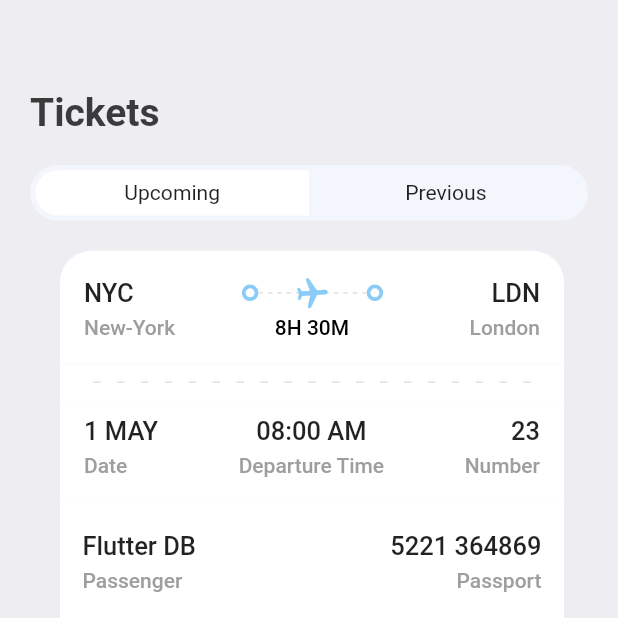
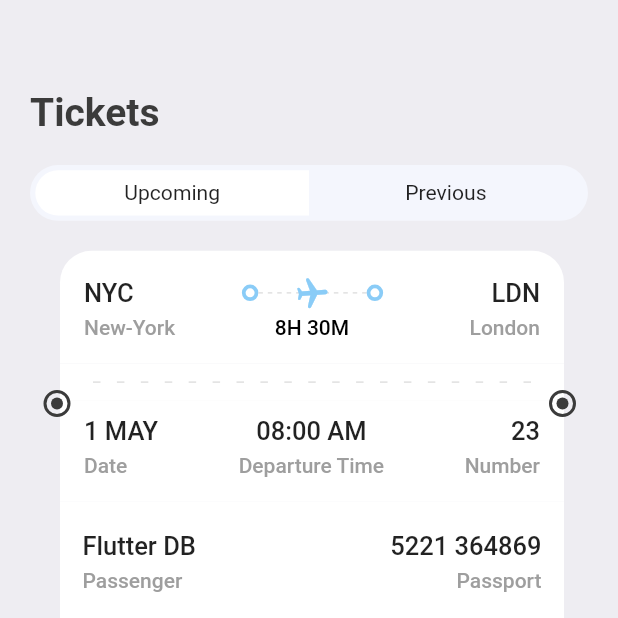
Before and after one commit to anzjoxavier/TicketBookingApp, a Flutter app: the screen it shows after launch, item 3 of the bottom bar chosen, on a phone screen of 412 x 824 dp, the top half of it. Run offline on Flutter 3.47's test engine with Material 2 defaults, Android fonts, the phone set to English and light mode, and no system bars; drawn by our look-alikes of barcode_widget; our stand-ins replace fluentui_icons, gap, get.

Commit message:
Last commit

```diff
--- a/lib/screens/bottom_bar.dart
+++ b/lib/screens/bottom_bar.dart
@@ -3,6 +3,7 @@ import 'package:flutter/material.dart';
 import 'package:flutter/src/widgets/framework.dart';
 import 'package:flutter/src/widgets/placeholder.dart';
 import 'package:ticketbooking/screens/home_screen.dart';
+import 'package:ticketbooking/screens/profile_screen.dart';
 import 'package:ticketbooking/screens/search_screen.dart';
 import 'package:ticketbooking/screens/ticket_screen.dart';
 
@@ -25,7 +26,7 @@ class _BottomBarState extends State<BottomBar> {
     const HomeScreen(),
     const SearchScreen(),
     const TicketScreen(),
-    const Text("Profile"),
+    const ProfileScreen(),
   ];
 
   @override
--- a/lib/screens/ticket_screen.dart
+++ b/lib/screens/ticket_screen.dart
@@ -113,6 +113,34 @@ class TicketScreen extends StatelessWidget {
 
 
           ],
+        ),
+        Positioned(
+          left: AppLayout.getHeight(29) ,
+          top:AppLayout.getHeight(260) ,
+          child: Container(
+            padding: const EdgeInsets.all(3),
+            decoration: BoxDecoration(shape: BoxShape.circle,border: Border.all(
+            color: Styles.textColor,width: 2
+          )),
+          child: CircleAvatar(
+            maxRadius: 4,
+            backgroundColor: Styles.textColor,
+          ),
+          ),
+        ),
+        Positioned(
+          right: AppLayout.getHeight(28) ,
+          top:AppLayout.getHeight(260) ,
+          child: Container(
+            padding: const EdgeInsets.all(3),
+            decoration: BoxDecoration(shape: BoxShape.circle,border: Border.all(
+            color: Styles.textColor,width: 2
+          )),
+          child: CircleAvatar(
+            maxRadius: 4,
+            backgroundColor: Styles.textColor,
+          ),
+          ),
         )
       ]),
     );
--- a/lib/widgets/ticket_tabs.dart
+++ b/lib/widgets/ticket_tabs.dart
@@ -26,6 +26,7 @@ class AppTicketTabs extends StatelessWidget {
             child: Center(child: Text(firstTab)),
           ),
           /* Hotels */
+
           Container(
             width: size.width * 0.44,
             padding: EdgeInsets.symmetric(vertical: AppLayout.getHeight(7)),
```
Also changed, not shown: lib/screens/profile_screen.dart (added, +208 -0 lines).
